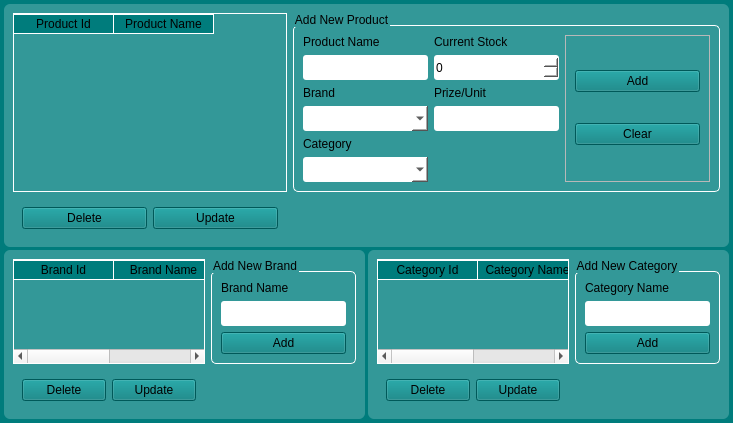
Before: the Qt Designer form ui/products.ui in sarin32/Supermarket-Inventory-and-Sales-Management-System, drawn with Qt 5.
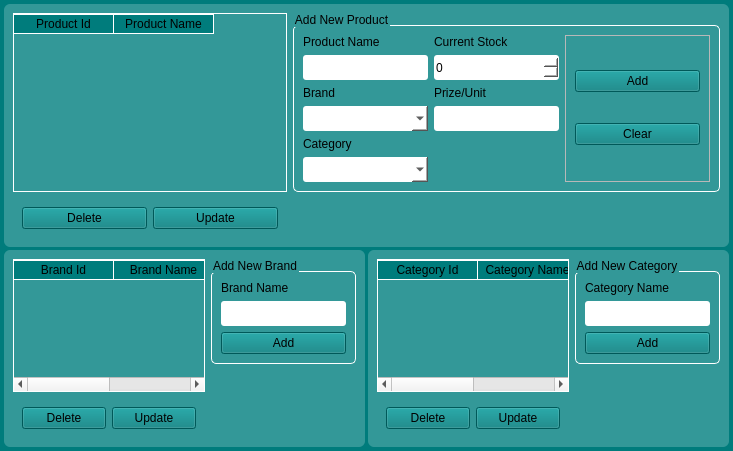
After: the same form once the commit is applied.

Patch:
```diff
--- a/ui/products.ui
+++ b/ui/products.ui
@@ -6,8 +6,8 @@
    <rect>
     <x>0</x>
     <y>0</y>
-    <width>717</width>
-    <height>419</height>
+    <width>733</width>
+    <height>451</height>
    </rect>
   </property>
   <property name="windowTitle">
@@ -39,7 +39,7 @@
 	color:#000;
 	border-radius:3px;
 }
-QMessageBox{
+QMessageBox,QInputDialog{
 	background-color: rgb(51, 152, 152);
 }
 
```
Left out of the diff: 2 changed lines with no effect on the pictures.
